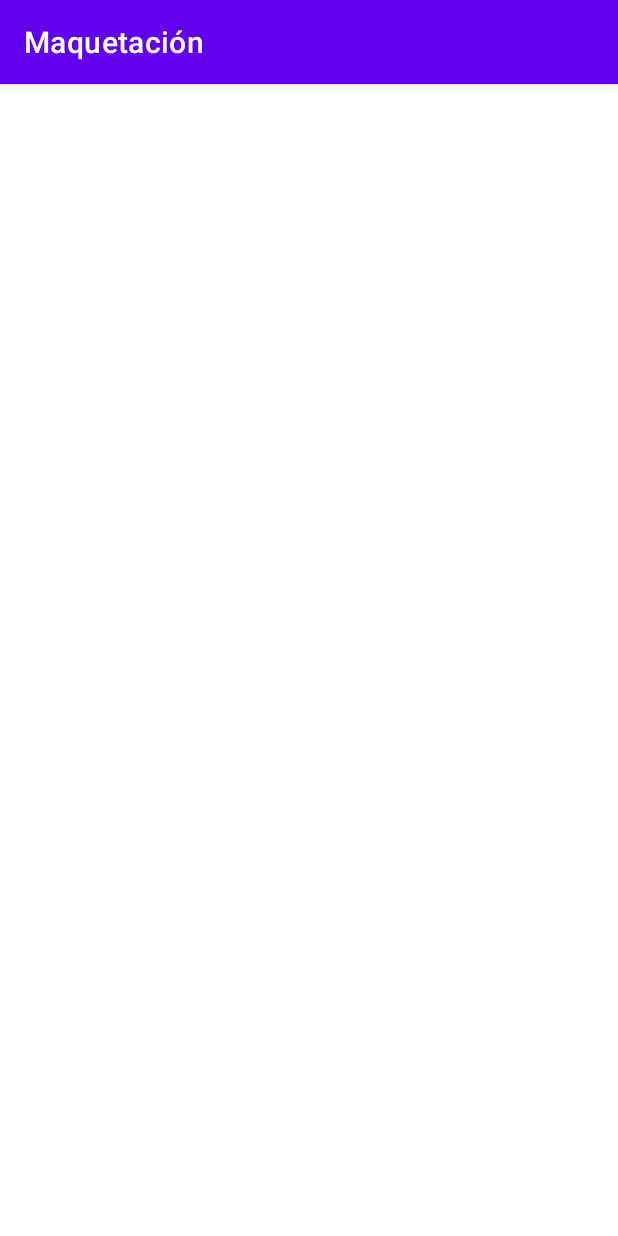
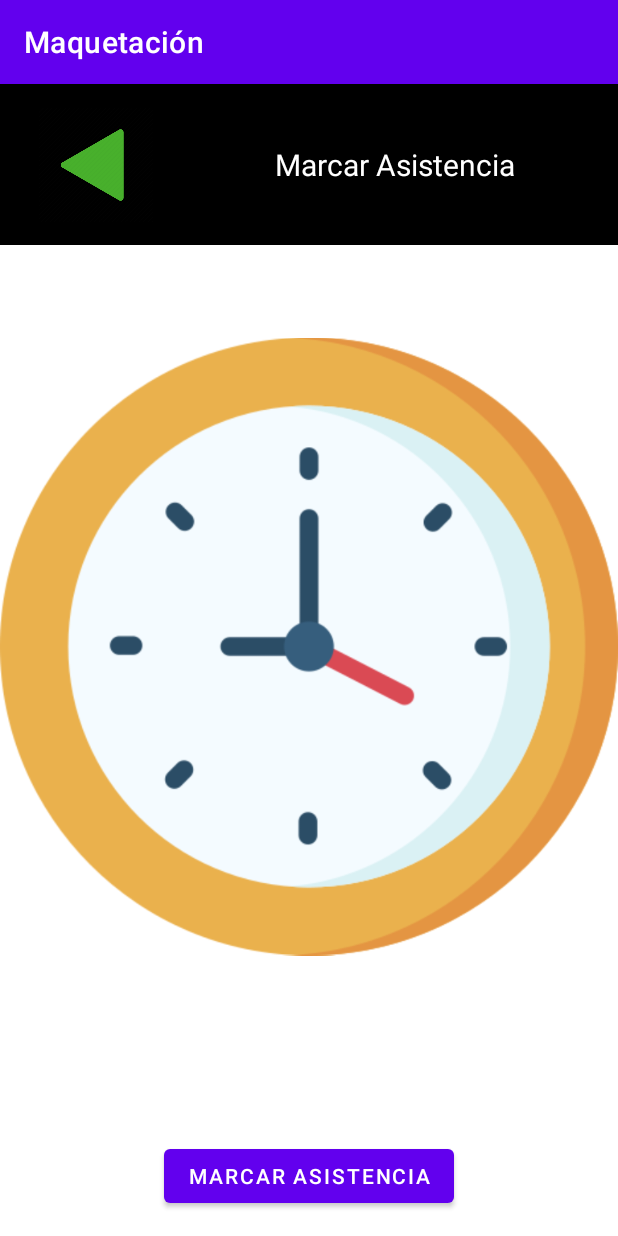
Before and after one commit to diegobejardelaguila/marcar-asistencia, an Android app: the MainActivity5 screen opened directly, with no data from a screen before it, on a phone screen of 412 x 824 dp. Run offline under Robolectric (Android 15) with nearby library versions, the phone set to English and light mode, and no system bars.

Commit message:
proccess agreg

```diff
--- a/app/src/main/res/layout/activity_main4.xml
+++ b/app/src/main/res/layout/activity_main4.xml
@@ -78,7 +78,7 @@
         android:textColor="#FFFFFF"
         android:textSize="48sp"
         app:layout_constraintEnd_toEndOf="parent"
-        app:layout_constraintHorizontal_bias="1.0"
+        app:layout_constraintHorizontal_bias="0.961"
         app:layout_constraintStart_toStartOf="parent"
         app:layout_constraintTop_toTopOf="parent" />
 
--- a/app/src/main/res/layout/activity_main5.xml
+++ b/app/src/main/res/layout/activity_main5.xml
@@ -1,9 +1,66 @@
 <?xml version="1.0" encoding="utf-8"?>
-<androidx.constraintlayout.widget.ConstraintLayout xmlns:android="http://schemas.android.com/apk/res/android"
+<FrameLayout xmlns:android="http://schemas.android.com/apk/res/android"
     xmlns:app="http://schemas.android.com/apk/res-auto"
     xmlns:tools="http://schemas.android.com/tools"
     android:layout_width="match_parent"
     android:layout_height="match_parent"
     tools:context=".ui.MainActivity5">
 
-</androidx.constraintlayout.widget.ConstraintLayout>
+        <androidx.constraintlayout.widget.ConstraintLayout
+            android:id="@+id/constraintLayout"
+            android:layout_width="match_parent"
+            android:layout_height="107dp"
+            android:background="#000000"
+            tools:layout_editor_absoluteY="0dp">
+
+                <ImageView
+                    android:id="@+id/imageView"
+                    android:layout_width="128dp"
+                    android:layout_height="76dp"
+                    app:layout_constraintBottom_toBottomOf="parent"
+                    app:layout_constraintStart_toStartOf="parent"
+                    app:layout_constraintTop_toTopOf="parent"
+                    app:srcCompat="@drawable/_454510" />
+
+                <TextView
+                    android:id="@+id/textView"
+                    android:layout_width="174dp"
+                    android:layout_height="27dp"
+                    android:text="Marcar Asistencia"
+                    android:textColor="#FFFFFF"
+                    android:textSize="20sp"
+                    app:layout_constraintBottom_toBottomOf="parent"
+                    app:layout_constraintEnd_toEndOf="parent"
+                    app:layout_constraintStart_toEndOf="@+id/imageView"
+                    app:layout_constraintTop_toTopOf="parent" />
+
+        </androidx.constraintlayout.widget.ConstraintLayout>
+
+        <ImageView
+            android:id="@+id/centeredImageView"
+            android:layout_width="match_parent"
+            android:layout_height="750dp"
+            app:layout_constraintBottom_toBottomOf="parent"
+            app:layout_constraintEnd_toEndOf="parent"
+            app:layout_constraintStart_toStartOf="parent"
+            app:layout_constraintTop_toTopOf="parent"
+            app:srcCompat="@drawable/reloj" />
+
+        <androidx.constraintlayout.widget.ConstraintLayout
+            android:layout_width="match_parent"
+            android:layout_height="wrap_content"
+            android:layout_gravity="bottom">
+
+                <Button
+                    android:id="@+id/markButton"
+                    android:layout_width="wrap_content"
+                    android:layout_height="wrap_content"
+                    android:text="Marcar Asistencia"
+                    app:layout_constraintBottom_toBottomOf="parent"
+                    app:layout_constraintEnd_toEndOf="parent"
+                    app:layout_constraintStart_toStartOf="parent"
+                    android:layout_margin="16dp" />
+
+        </androidx.constraintlayout.widget.ConstraintLayout>
+
+</FrameLayout>
```
Also changed, not shown: app/src/main/res/drawable/reloj.png (added).
